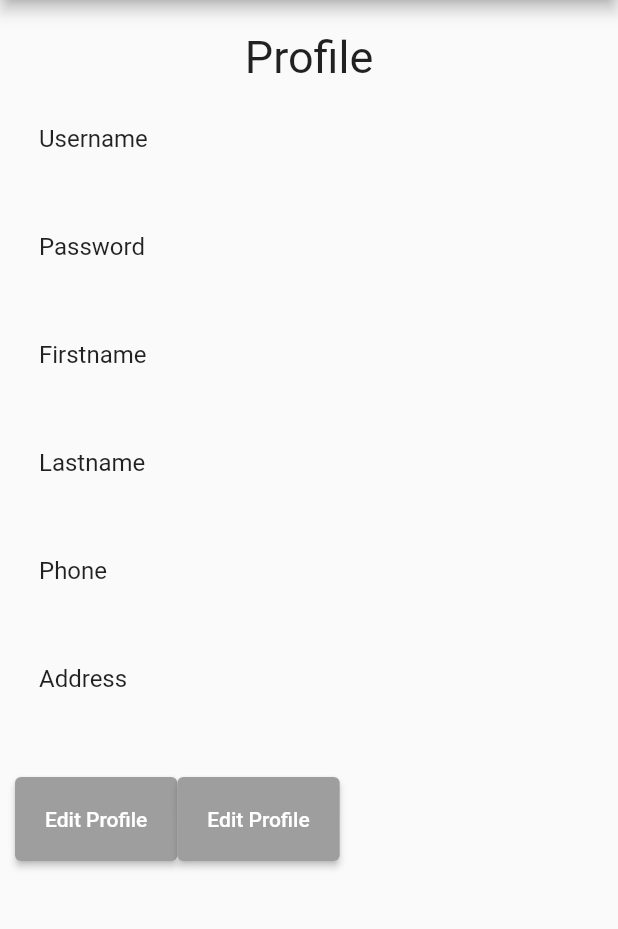
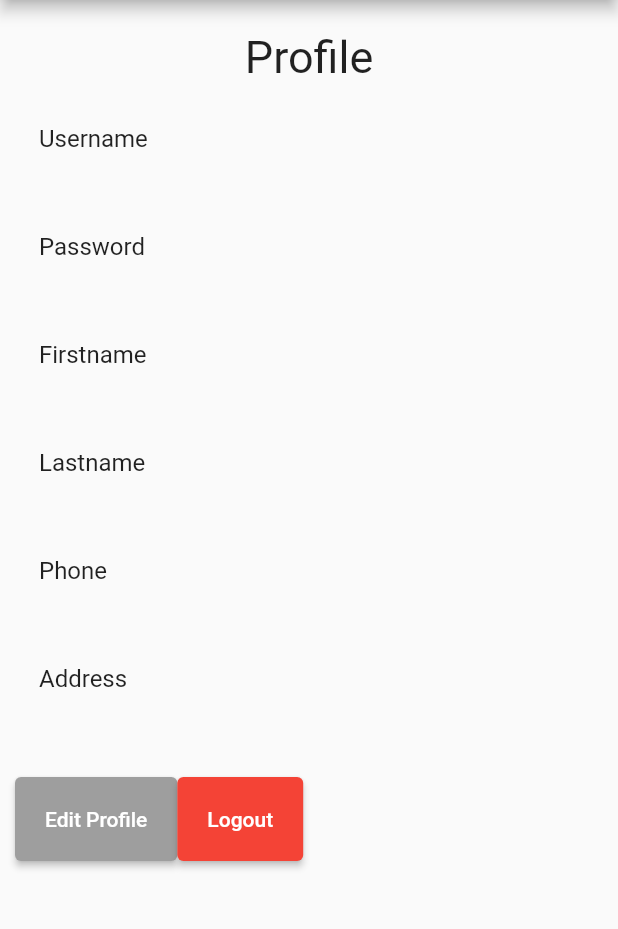
Before and after one commit to morkkstp/ITD62-322_FinalProject, a Flutter app: the UserInfo screen opened directly with empty values, on a phone screen of 412 x 824 dp, the part 84-1013 px from its top. Run offline on Flutter 3.47's test engine with Material 2 defaults, Android fonts, the light colour scheme and no system bars; our stand-ins replace shared_preferences; accounts and stored records are empty.

Commit message:
Updated and Invited.

```diff
--- a/lib/screens/userinfo.dart
+++ b/lib/screens/userinfo.dart
@@ -4,6 +4,7 @@ import 'package:finalproject_t_shop/models/users.dart';
 import 'package:finalproject_t_shop/screens/sidemenu.dart';
 import 'package:finalproject_t_shop/screens/useredit.dart';
 import 'package:flutter/material.dart';
+import 'package:shared_preferences/shared_preferences.dart';
 
 class UserInfo extends StatelessWidget {
   static const routeName = "/profile";
@@ -13,6 +14,17 @@ class UserInfo extends StatelessWidget {
   @override
   Widget build(BuildContext context) {
     var user = ModalRoute.of(context)!.settings.arguments as Users;
+
+    void logout() async {
+      // อาจจะต้องทำการล้างข้อมูลการเข้าสู่ระบบที่ถูกเก็บไว้ เช่น token, session, หรือข้อมูลผู้ใช้
+
+      // ตัวอย่างการใช้งาน shared_preferences เพื่อล้างข้อมูล
+      final prefs = await SharedPreferences.getInstance();
+      prefs.remove('user_token');
+
+      // หลังจากลบข้อมูลเรียบร้อยแล้ว คุณสามารถนำผู้ใช้ไปยังหน้า Login หรือหน้าอื่น ๆ ตามความต้องการ
+      Navigator.of(context).pushReplacementNamed('/login'); // ตัวอย่างเท่านี้
+    }
 
     return Scaffold(
         appBar: AppBar(
@@ -58,11 +70,13 @@ class UserInfo extends StatelessWidget {
                       child: Text("Edit Profile"),
                     ),
                     ElevatedButton(
-                      onPressed: () {},
+                      onPressed: () {
+                        logout();
+                      },
                       style: ElevatedButton.styleFrom(
-                          backgroundColor: Colors.grey,
+                          backgroundColor: Colors.red,
                           padding: const EdgeInsets.all(20.0)),
-                      child: Text("Edit Profile"),
+                      child: Text("Logout"),
                     )
                   ],
                 )
--- a/pubspec.yaml
+++ b/pubspec.yaml
@@ -11,6 +11,7 @@ dependencies:
     sdk: flutter
   http: ^1.1.0
   intl: ^0.18.1
+  shared_preferences: ^2.2.1
 
 dev_dependencies:
   flutter_test:
```
Also changed, not shown: pubspec.lock, 1 other file.
